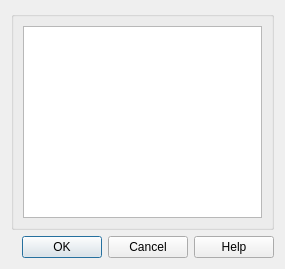
Old version of the form designer/addmodel.ui in the repository ankitects/anki.
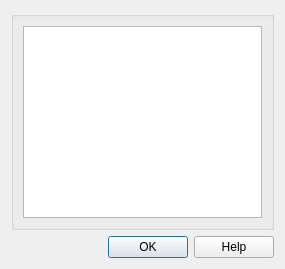
New version of the form.

Diff of the .ui file:
```diff
--- a/designer/addmodel.ui
+++ b/designer/addmodel.ui
@@ -42,8 +42,8 @@
      <property name="orientation" >
       <enum>Qt::Horizontal</enum>
      </property>
-     <property name="standardButtons" >
-      <set>QDialogButtonBox::Cancel|QDialogButtonBox::Help|QDialogButtonBox::Ok</set>
+     <property name="standardButtons">
+      <set>QDialogButtonBox::Help|QDialogButtonBox::Ok</set>
      </property>
     </widget>
    </item>
```
Left out of the diff: 43 changed lines with no effect on the pictures.
